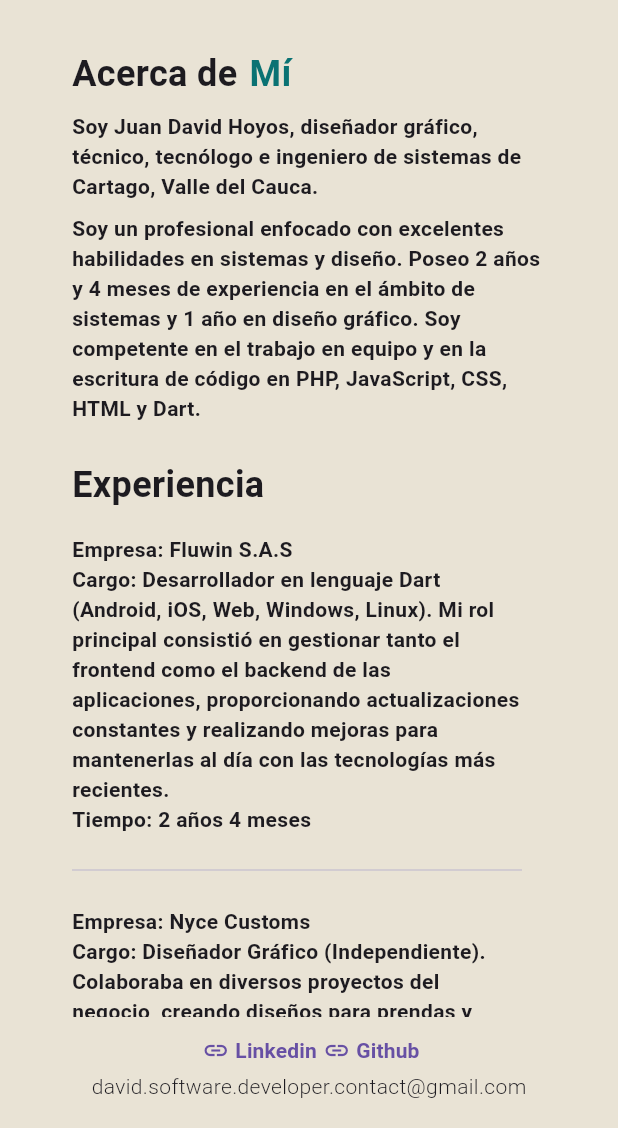
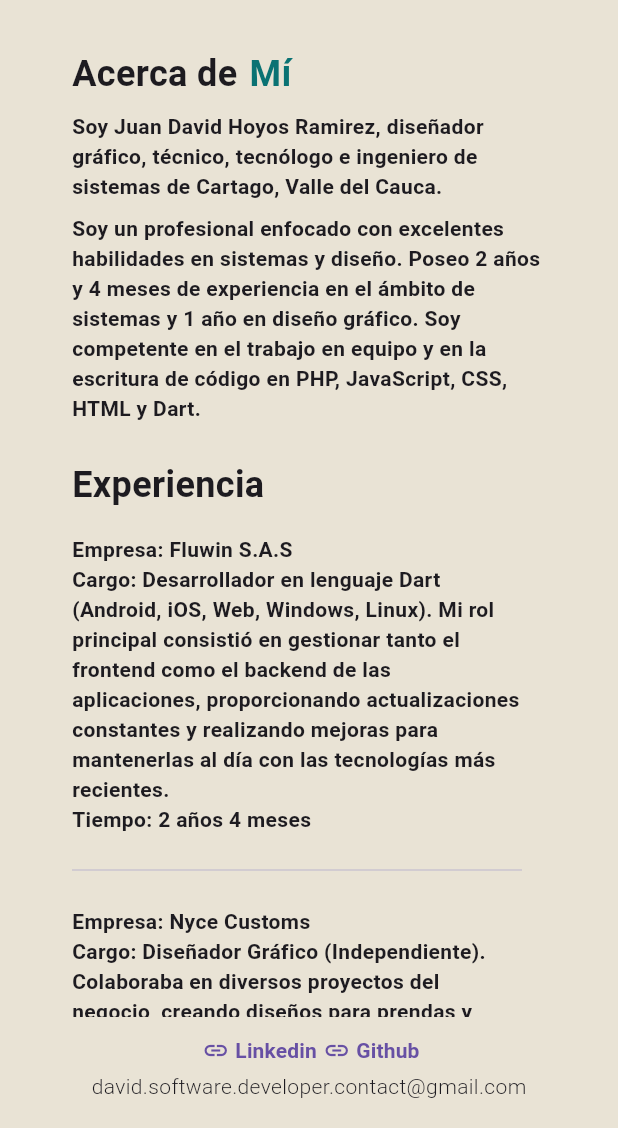
Before and after one commit to JDavidHR/portfolio, a Flutter app: the screen it shows after launch, on a phone screen of 412 x 824 dp, the part 108-1236 px from its top. Run offline on Flutter 3.47's test engine with Material 3 defaults, Android fonts, the phone set to English and light mode, and no system bars.

Commit message:
EDIT - text

```diff
--- a/lib/features/core/constants/text.dart
+++ b/lib/features/core/constants/text.dart
@@ -22,7 +22,7 @@ class AppDefaultText {
   /// Descriptions.
   ///
   static const String descriptionAboutMyParagraphOne =
-      "Soy Juan David Hoyos, diseñador gráfico, técnico, tecnólogo e ingeniero de sistemas de Cartago, Valle del Cauca.";
+      "Soy Juan David Hoyos Ramirez, diseñador gráfico, técnico, tecnólogo e ingeniero de sistemas de Cartago, Valle del Cauca.";
   static const String descriptionAboutMyParagraphTwo =
       "Soy un profesional enfocado con excelentes habilidades en sistemas y diseño. Poseo 2 años y 4 meses de experiencia en el ámbito de sistemas y 1 año en diseño gráfico. Soy competente en el trabajo en equipo y en la escritura de código en PHP, JavaScript, CSS, HTML y Dart.";
 
```
